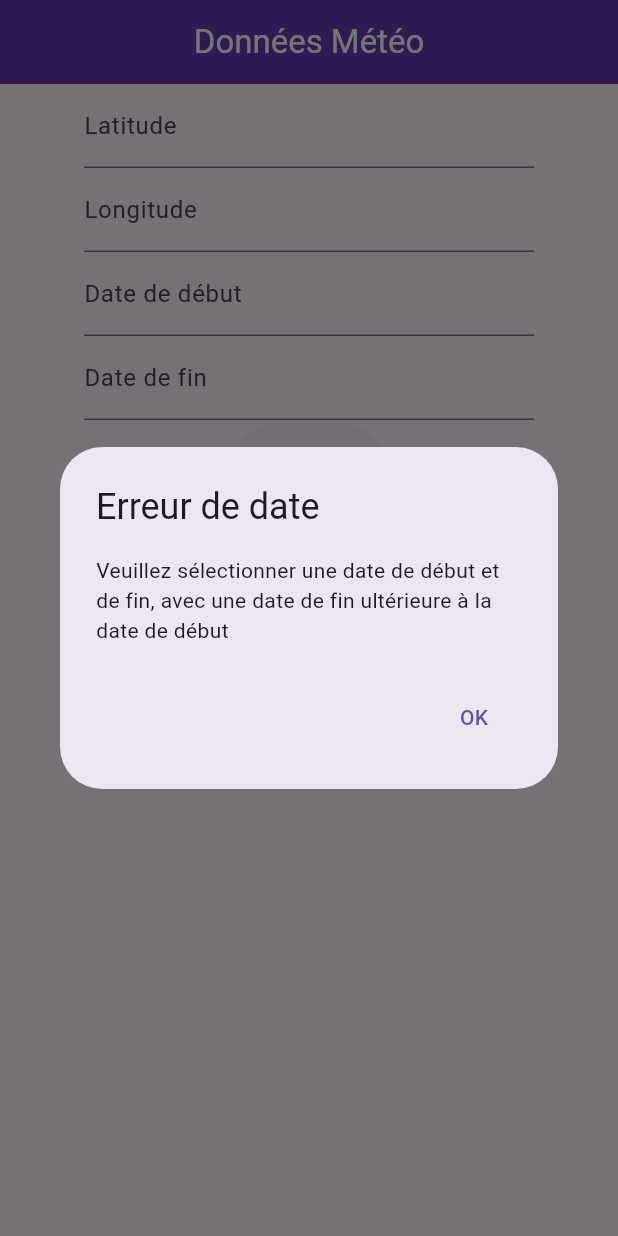
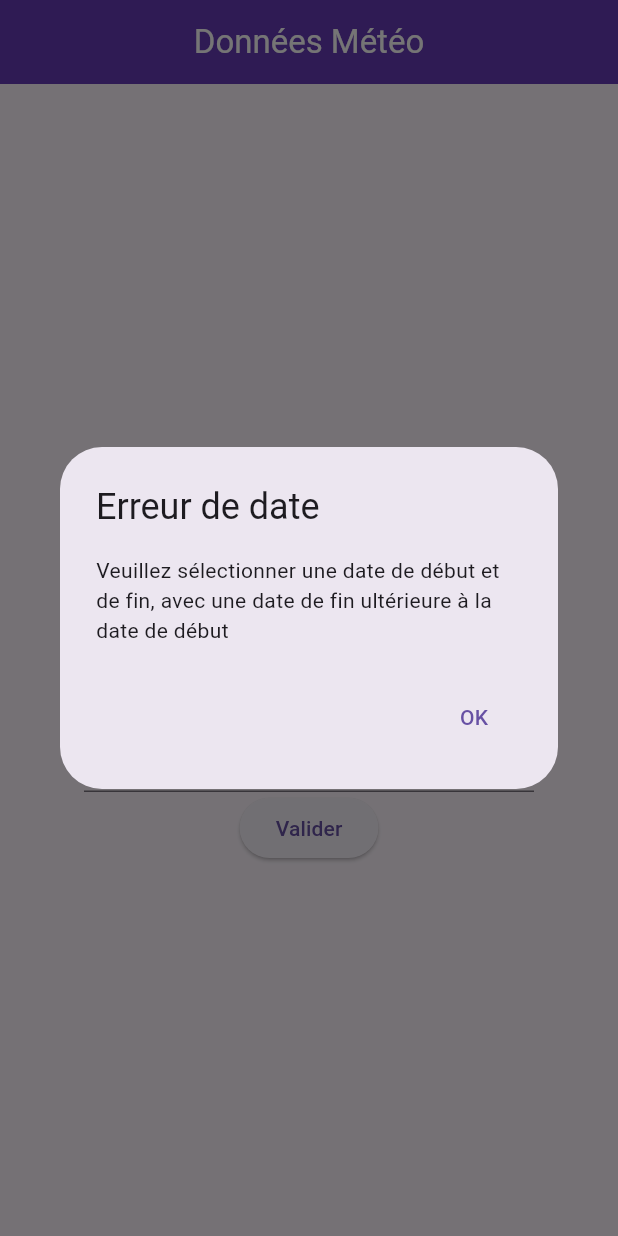
Before and after one commit to Velcatt/weatherapp, a Flutter app: the screen it shows after launch, after a tap on "Valider", on a phone screen of 412 x 824 dp. Run offline on Flutter 3.47's test engine with Material 3 defaults, Android fonts, the phone set to English and light mode, and no system bars; drawn by our look-alikes of date_field; missing offline and left inert: open_meteo.

Commit message:
deuxième commit

```diff
--- a/lib/main.dart
+++ b/lib/main.dart
@@ -9,7 +9,6 @@ void main() async{
   initializeDateFormatting();
   WidgetsFlutterBinding.ensureInitialized();
   await findSystemLocale();
-  initializeDateFormatting();
   var request = WeatherRequest(52.52, 13.41, DateTime.utc(2015, 5, 18), DateTime.utc(2015, 5, 21));
   var response = await getResponse(request);
   var data = response.hourlyData[HistoricalHourly.temperature_2m]!;
@@ -26,14 +25,10 @@ void main() async{
           centerTitle: true,
           backgroundColor: Colors.deepPurple,
         ),
-        body: Column(
-          children: [
-            Center(
-            child : MyCustomForm()
+        body: Center(
+              child : MyCustomForm()
             ),
-          ]
         )
     )
-  )
   );
 }
--- a/lib/src/form.dart
+++ b/lib/src/form.dart
@@ -3,6 +3,7 @@ import 'package:date_field/date_field.dart';
 import 'package:open_meteo/open_meteo.dart';
 import 'weatherView.dart';
 import 'weather.dart';
+import 'package:intl/intl.dart';
 
 class MyCustomForm extends StatefulWidget {
   const MyCustomForm({super.key});
@@ -28,6 +29,7 @@ class MyCustomFormState extends State<MyCustomForm> {
         child : SizedBox(
           width: 300,
           child: Column(
+            mainAxisAlignment: MainAxisAlignment.center,
             children: <Widget>[
               TextFormField(
                 decoration: const InputDecoration(
@@ -59,6 +61,7 @@ class MyCustomFormState extends State<MyCustomForm> {
                 decoration: const InputDecoration(
                   labelText: 'Date de début',
                 ),
+                dateFormat: DateFormat.yMMMMd('fr_FR'),
                 firstDate: DateTime(1940, 1, 1),
                 lastDate: DateTime.now(),
                 initialPickerDateTime: DateTime.now(),
@@ -71,6 +74,7 @@ class MyCustomFormState extends State<MyCustomForm> {
                 decoration: const InputDecoration(
                   labelText: 'Date de fin',
                 ),
+                dateFormat: DateFormat.yMMMMd('fr_FR'),
                 firstDate: DateTime(1940,1,1),
                 lastDate: DateTime.now(),
                 initialPickerDateTime: DateTime.now(),
```
Also changed, not shown: 2 other files.
